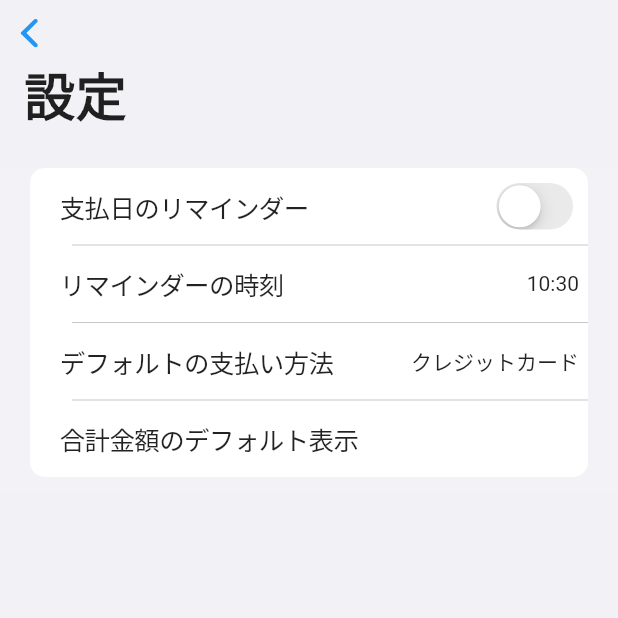
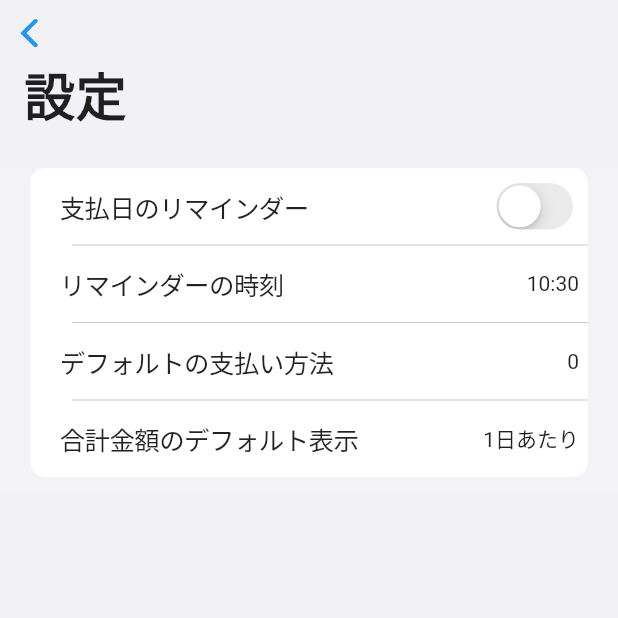
Before and after one commit to ushmz/subsuke, a Flutter app: the ConfigPageIOS screen opened directly, on a phone screen of 412 x 824 dp, the top half of it. Run offline on Flutter 3.47's test engine with Material 2 defaults, Android fonts, the phone set to English and light mode, and no system bars; our stand-ins replace flutter_local_notifications, flutter_slidable, modal_bottom_sheet, rxdart, settings_ui, share_plus and 3 more; accounts and stored records are empty.

Commit message:
:sparkles: Update screens

```diff
--- a/lib/ui/home.android.dart
+++ b/lib/ui/home.android.dart
@@ -72,7 +72,7 @@ class HomeScreenAndroid extends StatelessWidget {
                   builder: (BuildContext context) => Provider<EditScreenBLoC>(
                     create: (context) => EditScreenBLoC(),
                     dispose: (context, bloc) => bloc.dispose(),
-                    child: AddPage(),
+                    child: AddPage(onAdd: (p0) {}),
                   ),
                 );
               },
--- a/lib/ui/pages/config/config.ios.dart
+++ b/lib/ui/pages/config/config.ios.dart
@@ -52,8 +52,18 @@ class ConfigPageIOS extends StatelessWidget {
                                 );
                               }),
                             ),
-                            DefaultPaymentMethodSelectRow(),
-                            DefaultCarouselIndex(),
+                            DefaultPaymentMethodSelectRow(
+                              stream: bloc.onPaymentMethodChanged,
+                              onChange: (id) {
+                                bloc.setDefaultPaymentMethod(id);
+                              },
+                            ),
+                            DefaultCarouselIndexRow(
+                              stream: bloc.onCarouselIndexChanged,
+                              onChange: (idx) {
+                                bloc.setDefaultCarousel(idx);
+                              },
+                            ),
                           ],
                         ),
                       );
@@ -186,6 +196,14 @@ class PaymentReminderSchedulePickerRow extends StatelessWidget {
 }
 
 class DefaultPaymentMethodSelectRow extends StatelessWidget {
+  final Stream<int> stream;
+  final Function(int) onChange;
+
+  DefaultPaymentMethodSelectRow({
+    required this.stream,
+    required this.onChange,
+  });
+
   @override
   Widget build(BuildContext context) {
     return NormarizeFormItem(
@@ -199,20 +217,54 @@ class DefaultPaymentMethodSelectRow extends StatelessWidget {
             color: Theme.of(context).textTheme.titleLarge!.color,
           ),
         ),
-        child: Text(
-          "クレジットカード",
-          style: TextStyle(
-            color: Theme.of(context).textTheme.titleLarge!.color,
-          ),
+        child: StreamBuilder(
+          stream: stream,
+          builder: (BuildContext ctx, AsyncSnapshot<int> ss) {
+            final resolvedColor = Theme.of(ctx).textTheme.titleLarge!.color;
+            switch (ss.connectionState) {
+              case ConnectionState.waiting:
+                return Text("", style: TextStyle(color: resolvedColor));
+              default:
+            }
+            return Text(
+              ss.data.toString(),
+              style: TextStyle(color: resolvedColor),
+            );
+          },
         ),
       ),
     );
   }
 }
 
-class DefaultCarouselIndex extends StatelessWidget {
+class DefaultCarouselIndexRow extends StatelessWidget {
+  final Stream<int> stream;
+  final Function(int) onChange;
+
+  DefaultCarouselIndexRow({
+    required this.stream,
+    required this.onChange,
+  });
+
+  String getCarouselText(int idx) {
+    return [
+      "1日あたり",
+      "1週間あたり",
+      "1月あたり",
+      "1年あたり",
+    ][idx];
+  }
+
   @override
   Widget build(BuildContext context) {
+    return StreamBuilder(
+      stream: stream,
+      builder: (BuildContext ctx, AsyncSnapshot<int> ss) {
+        final resolvedColor = Theme.of(ctx).textTheme.titleLarge!.color;
+        switch (ss.connectionState) {
+          case ConnectionState.waiting:
+            return Text("", style: TextStyle(color: resolvedColor));
+          default:
             return NormarizeFormItem(
               onTap: () {
                 ModalPickerIOS.showModal(
@@ -224,7 +276,8 @@ class DefaultCarouselIndex extends StatelessWidget {
                       PickerItemText(context, "1月あたり"),
                       PickerItemText(context, "1年あたり"),
                     ],
-            onSelectedItemChanged: (int selected) => print(selected),
+                    initial: ss.data ?? 2,
+                    onSelectedItemChanged: (int selected) => onChange(selected),
                   ),
                 );
               },
@@ -236,12 +289,13 @@ class DefaultCarouselIndex extends StatelessWidget {
                   ),
                 ),
                 child: Text(
-          "",
-          style: TextStyle(
-            color: Theme.of(context).textTheme.titleLarge!.color,
-          ),
+                  getCarouselText(ss.data ?? 2),
+                  style: TextStyle(color: resolvedColor),
                 ),
               ),
             );
         }
+      },
+    );
   }
+}
--- a/lib/ui/pages/list/list_item.dart
+++ b/lib/ui/pages/list/list_item.dart
@@ -11,9 +11,12 @@ import 'package:subsuke/ui/pages/edit/edit.ios.dart';
 class ListItem extends StatelessWidget {
   final SubscriptionItem item;
   final Function(BuildContext) onSlidableActionPressed;
+  final Function(int, SubscriptionItem) onItemUpdated;
+
   ListItem({
     required this.item,
     required this.onSlidableActionPressed,
+    required this.onItemUpdated,
   });
 
   @override
@@ -51,7 +54,7 @@ class ListItem extends StatelessWidget {
                         dispose: (ctx, bloc) => bloc.dispose(),
                       ),
                     ],
-                    child: EditPageIOS(item),
+                    child: EditPageIOS(item: item, onUpdate: onItemUpdated),
                   );
                 },
               ),
```
Also changed, not shown: lib/ui/pages/add/add.dart (+7 -1 lines), lib/ui/pages/add/add.ios.dart (+29 -4 lines), lib/ui/pages/config/payment_method.ios.dart (+2 -6 lines), lib/ui/pages/edit.dart (deleted, +0 -22 lines), lib/ui/pages/edit/edit.dart (+7 -2 lines), lib/ui/pages/edit/edit.ios.dart (+37 -19 lines), lib/ui/pages/list/list.android.dart (+5 -2 lines), lib/ui/pages/list/list.ios.dart (+22 -12 lines). Lines whose indentation alone changed are shown as unchanged.
